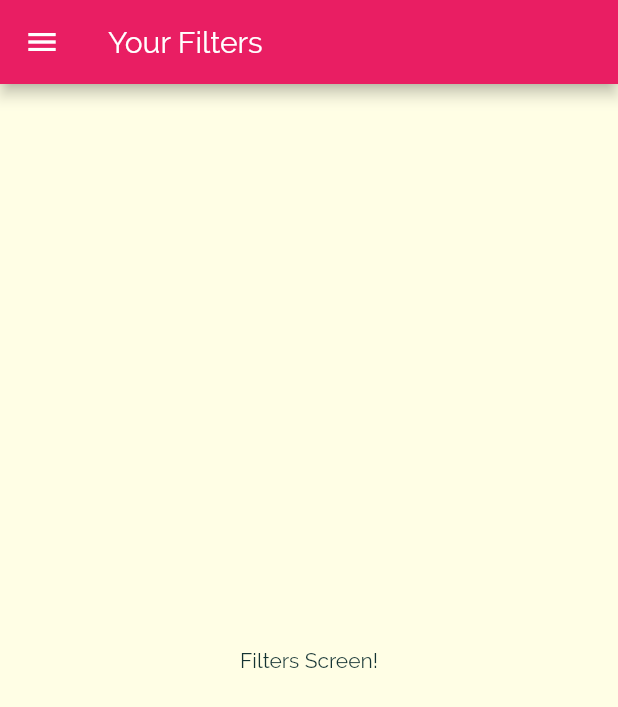
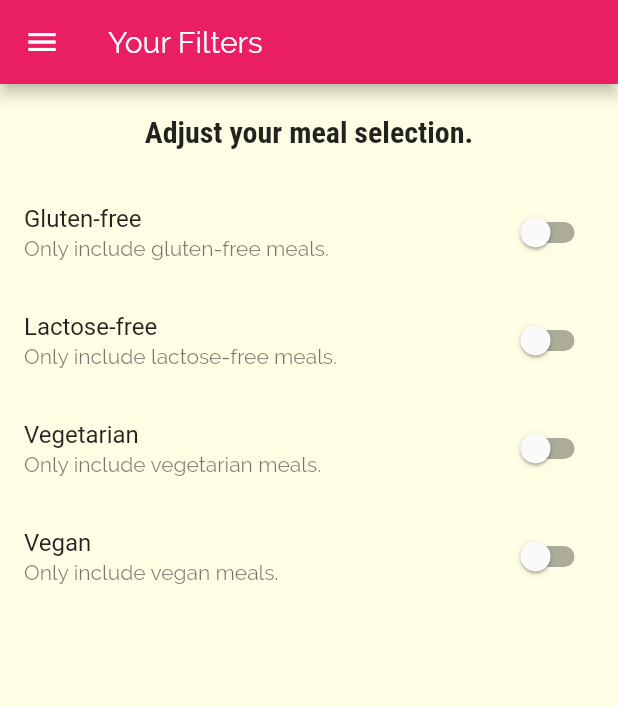
Before and after one commit to longdx304/deli_meals, a Flutter app: the FiltersScreen screen opened by its route, on a phone screen of 412 x 824 dp. Shown: the top 707 px of the screen. Run offline on Flutter 3.47's test engine with Material 2 defaults, Android fonts, the phone set to English and light mode, and no system bars.

Commit message:
create filter page ui

```diff
--- a/lib/screens/filters_screen.dart
+++ b/lib/screens/filters_screen.dart
@@ -2,8 +2,32 @@ import 'package:flutter/material.dart';
 
 import '../widgets/main_drawer.dart';
 
-class FiltersScreen extends StatelessWidget {
+class FiltersScreen extends StatefulWidget {
   static const routeName = '/filters';
+
+  @override
+  _FiltersScreenState createState() => _FiltersScreenState();
+}
+
+class _FiltersScreenState extends State<FiltersScreen> {
+  var _glutenFree = false;
+  var _lactoseFree = false;
+  var _vegetarian = false;
+  var _vegan = false;
+
+  Widget _buildSwitchListTile({
+    String title,
+    String description,
+    bool currentValue,
+    Function updateValue,
+  }) {
+    return SwitchListTile(
+      title: Text(title),
+      value: currentValue,
+      onChanged: updateValue,
+      subtitle: Text(description),
+    );
+  }
 
   @override
   Widget build(BuildContext context) {
@@ -12,8 +36,49 @@ class FiltersScreen extends StatelessWidget {
         title: Text('Your Filters'),
       ),
       drawer: MainDrawer(),
-      body: Center(
-        child: Text('Filters Screen!'),
+      body: Column(
+        children: [
+          Container(
+            padding: EdgeInsets.all(20),
+            child: Text(
+              'Adjust your meal selection.',
+              style: Theme.of(context).textTheme.headline6,
+            ),
+          ),
+          Expanded(
+            child: ListView(
+              children: [
+                _buildSwitchListTile(
+                  title: 'Gluten-free',
+                  description: 'Only include gluten-free meals.',
+                  currentValue: _glutenFree,
+                  updateValue: (newValue) =>
+                      setState(() => _glutenFree = newValue),
+                ),
+                _buildSwitchListTile(
+                  title: 'Lactose-free',
+                  description: 'Only include lactose-free meals.',
+                  currentValue: _lactoseFree,
+                  updateValue: (newValue) =>
+                      setState(() => _lactoseFree = newValue),
+                ),
+                _buildSwitchListTile(
+                  title: 'Vegetarian',
+                  description: 'Only include vegetarian meals.',
+                  currentValue: _vegetarian,
+                  updateValue: (newValue) =>
+                      setState(() => _vegetarian = newValue),
+                ),
+                _buildSwitchListTile(
+                  title: 'Vegan',
+                  description: 'Only include vegan meals.',
+                  currentValue: _vegan,
+                  updateValue: (newValue) => setState(() => _vegan = newValue),
+                ),
+              ],
+            ),
+          ),
+        ],
       ),
     );
   }
```
